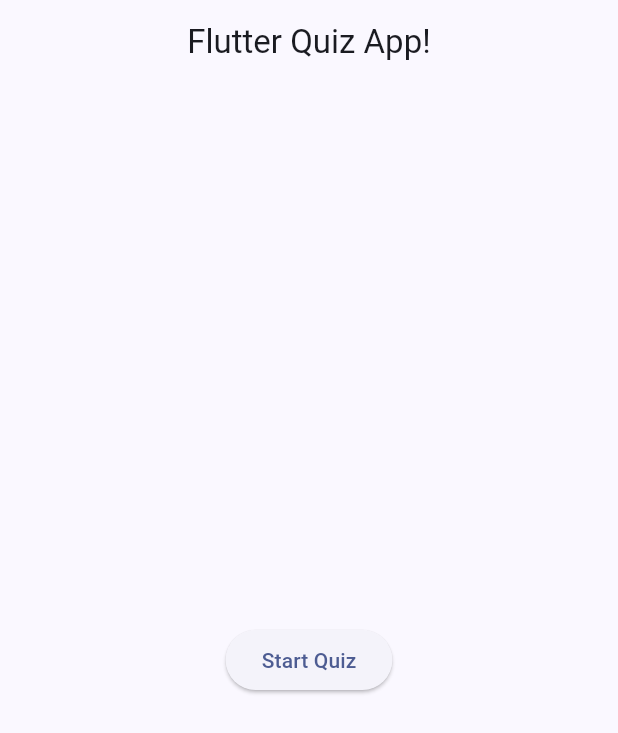
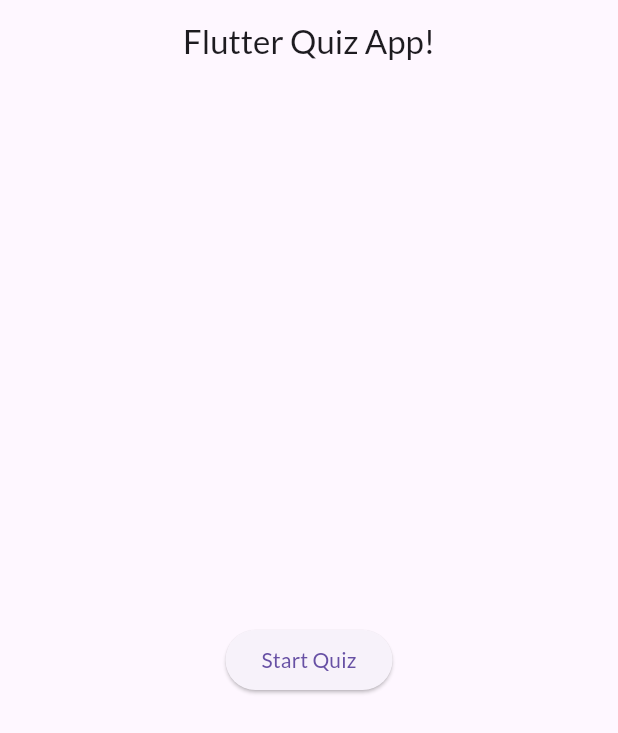
Before and after one commit to Siddiqui145/flutter_quiz_app, a Flutter app: the screen it shows after launch, on a phone screen of 412 x 824 dp. Shown: the top 733 px of the screen. Run offline on Flutter 3.47's test engine with Material 3 defaults, Android fonts, the phone set to English and light mode, and no system bars; our stand-ins replace flutter_riverpod, google_fonts.

Commit message:
Font style improved

```diff
--- a/lib/main.dart
+++ b/lib/main.dart
@@ -1,5 +1,6 @@
 import 'package:flutter/material.dart';
 import 'package:flutter_riverpod/flutter_riverpod.dart';
+import 'package:google_fonts/google_fonts.dart';
 import 'package:quiz_flow/screens/home_screen.dart';
 
 void main() {
@@ -13,7 +14,8 @@
   Widget build(BuildContext context) {
     return MaterialApp(
       theme: ThemeData(
-        colorScheme: ColorScheme.fromSeed(seedColor: const Color.fromARGB(255, 29, 58, 145)),
+        primarySwatch: Colors.blue,
+        textTheme: GoogleFonts.latoTextTheme(),
         useMaterial3: true,
       ),
       home: const HomeScreen(),
```
Also changed, not shown: 1 other file.
